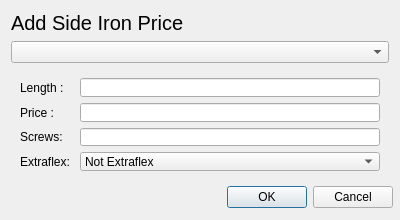
Old version of the form ui/AddSideIronPriceWindow.ui in the repository matthew-sirman/database-manager.
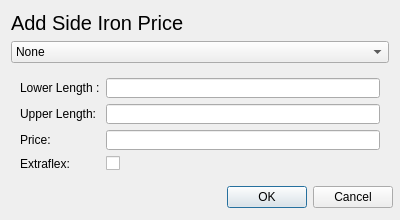
New version of the form. Custom widgets are drawn as their Qt base class.

```diff
--- a/ui/AddSideIronPriceWindow.ui
+++ b/ui/AddSideIronPriceWindow.ui
@@ -45,7 +45,38 @@
     </widget>
    </item>
    <item>
-    <widget class="DynamicComboBox" name="sideIronNameComboBox"/>
+    <widget class="QComboBox" name="sideIronTypeComboBox">
+     <item>
+      <property name="text">
+       <string>None</string>
+      </property>
+     </item>
+     <item>
+      <property name="text">
+       <string>A</string>
+      </property>
+     </item>
+     <item>
+      <property name="text">
+       <string>B</string>
+      </property>
+     </item>
+     <item>
+      <property name="text">
+       <string>C</string>
+      </property>
+     </item>
+     <item>
+      <property name="text">
+       <string>D</string>
+      </property>
+     </item>
+     <item>
+      <property name="text">
+       <string>E</string>
+      </property>
+     </item>
+    </widget>
    </item>
    <item>
     <widget class="QWidget" name="formLayout" native="true">
@@ -53,7 +84,7 @@
       <item row="0" column="0">
        <widget class="QLabel" name="lengthLabel">
         <property name="text">
-         <string>Length :</string>
+         <string>Lower Length :</string>
         </property>
        </widget>
       </item>
@@ -61,38 +92,24 @@
        <widget class="QLineEdit" name="lengthEdit"/>
       </item>
       <item row="1" column="0">
-       <widget class="QLabel" name="priceLabel">
+       <widget class="QLabel" name="upperLengthLabel">
         <property name="text">
-         <string>Price :</string>
+         <string>Upper Length: </string>
         </property>
        </widget>
       </item>
       <item row="1" column="1">
-       <widget class="QLineEdit" name="priceEdit"/>
+       <widget class="QLineEdit" name="upperLengthEdit"/>
       </item>
       <item row="2" column="0">
-       <widget class="QLabel" name="screwsLabel">
+       <widget class="QLabel" name="priceLabel">
         <property name="text">
-         <string>Screws: </string>
+         <string>Price: </string>
         </property>
        </widget>
       </item>
       <item row="2" column="1">
-       <widget class="QLineEdit" name="screwsEdit"/>
-      </item>
-      <item row="3" column="1">
-       <widget class="QComboBox" name="extraflexCombobox">
-        <item>
-         <property name="text">
-          <string>Not Extraflex</string>
-         </property>
-        </item>
-        <item>
-         <property name="text">
-          <string>Extraflex</string>
-         </property>
-        </item>
-       </widget>
+       <widget class="QLineEdit" name="priceEdit"/>
       </item>
       <item row="3" column="0">
        <widget class="QLabel" name="extraflexLabel">
@@ -101,6 +118,13 @@
         </property>
        </widget>
       </item>
+      <item row="3" column="1">
+       <widget class="QCheckBox" name="extraflexCheckBox">
+        <property name="text">
+         <string/>
+        </property>
+       </widget>
+      </item>
      </layout>
     </widget>
    </item>
@@ -122,13 +146,6 @@
    </item>
   </layout>
  </widget>
- <customwidgets>
-  <customwidget>
-   <class>DynamicComboBox</class>
-   <extends>QComboBox</extends>
-   <header>widgets/DynamicComboBox.h</header>
-  </customwidget>
- </customwidgets>
  <resources/>
  <connections>
   <connection>
```
Left out of the diff: 4 changed lines with no effect on the pictures.
